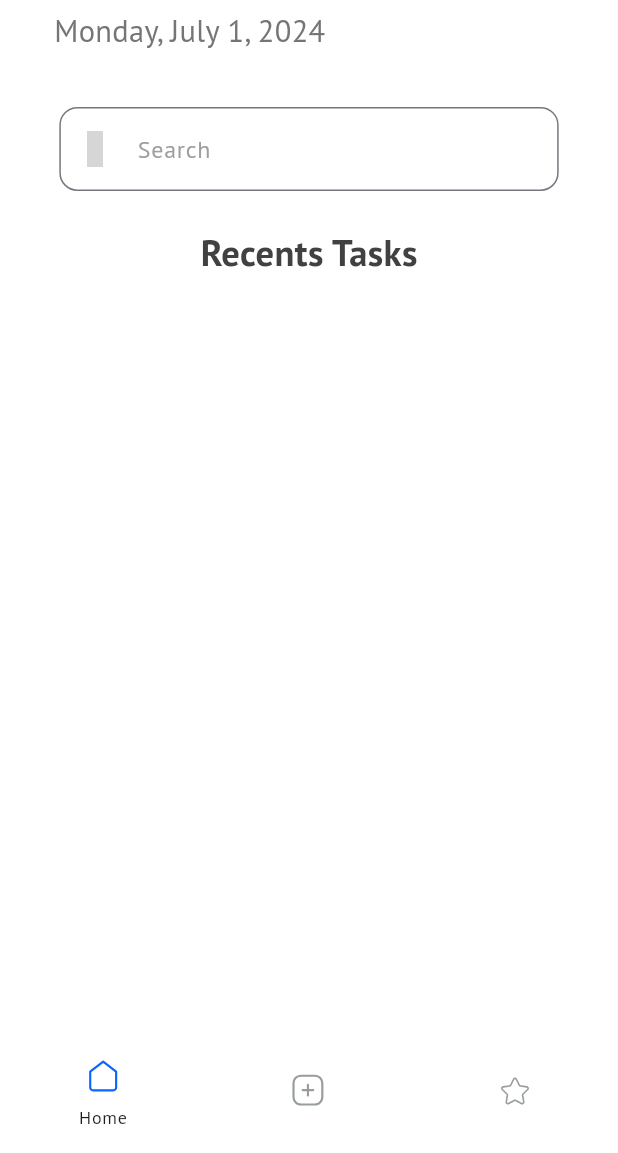
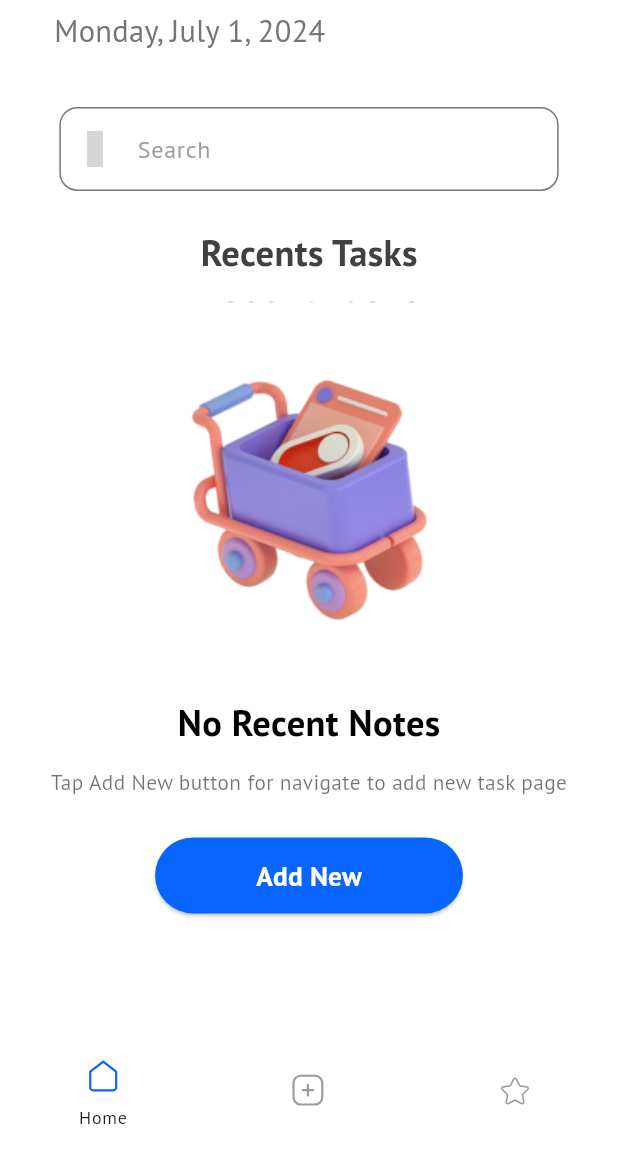
Before and after one commit to hashimsaffarini/NotaLite_App, a Flutter app: the NavBar screen opened by its route, on a phone screen of 412 x 824 dp, the part 83-1236 px from its top. Run offline on Flutter 3.47's test engine with Material 3 defaults, Android fonts, the phone set to English and light mode, and no system bars; our stand-ins replace flutter_bloc, flutter_screenutil, flutter_svg, hive, hive_flutter, iconsax and 1 more; accounts and stored records are empty; grey boxes are pictures that could not be loaded.

Commit message:
feat: Update NavBar widget to use global key for state management

```diff
--- a/lib/core/routing/app_routers.dart
+++ b/lib/core/routing/app_routers.dart
@@ -8,7 +8,11 @@ class AppRouter {
   static Route? onGenerateRoute(RouteSettings settings) {
     switch (settings.name) {
       case Routes.navBar:
-        return MaterialPageRoute(builder: (_) => const NavBar());
+        return MaterialPageRoute(
+          builder: (_) => NavBar(
+            key: NavBar.globalKey,
+          ),
+        );
       case Routes.onBoardingScreen:
         return MaterialPageRoute(builder: (_) => const OnboardingScreen());
       case Routes.homePage:
--- a/lib/core/utils/app_images.dart
+++ b/lib/core/utils/app_images.dart
@@ -20,6 +20,14 @@ class Assets {
   /// Assets for imagesBoarding1
   /// assets/images/boarding1.png
   static const String imagesBoarding1 = "assets/images/boarding1.png";
+
+  /// Assets for imagesEmpty
+  /// assets/images/empty.svg
+  static const String imagesEmpty = "assets/images/empty.svg";
+
+  /// Assets for imagesEmpty2
+  /// assets/images/empty2.png
+  static const String imagesEmpty2 = "assets/images/empty2.png";
 
   /// Assets for imagesHomeActive
   /// assets/images/home_active.svg
--- a/lib/core/widgets/nav_bar.dart
+++ b/lib/core/widgets/nav_bar.dart
@@ -9,14 +9,29 @@ import 'package:to_do/features/home/ui/pages/home_page.dart';
 import 'package:to_do/features/priority/ui/pages/priority_task_page.dart';
 
 class NavBar extends StatefulWidget {
-  const NavBar({super.key});
+  final int initialIndex;
+  static final GlobalKey<NavBarState> globalKey = GlobalKey<NavBarState>();
+
+  const NavBar({super.key, this.initialIndex = 0});
 
   @override
-  State<NavBar> createState() => _NavBarState();
+  State<NavBar> createState() => NavBarState();
 }
 
-class _NavBarState extends State<NavBar> {
+class NavBarState extends State<NavBar> {
   int _currentIndex = 0;
+
+  @override
+  void initState() {
+    super.initState();
+    _currentIndex = widget.initialIndex;
+  }
+
+  void updateIndex(int newIndex) {
+    setState(() {
+      _currentIndex = newIndex;
+    });
+  }
 
   List<Widget> list = [
     BlocProvider(
@@ -29,6 +44,7 @@ class _NavBarState extends State<NavBar> {
     ),
     const PriorityTaskPage(),
   ];
+
   @override
   Widget build(BuildContext context) {
     return Scaffold(
--- /dev/null
+++ b/lib/features/home/ui/widgets/animated_list_view_notes.dart
@@ -0,0 +1,32 @@
+import 'package:flutter/material.dart';
+import 'package:to_do/features/home/data/models/note_model.dart';
+import 'package:to_do/features/home/logic/notes/notes_cubit.dart';
+import 'package:to_do/features/home/ui/widgets/note_item.dart';
+
+class AnimatedListViewNotes extends StatelessWidget {
+  const AnimatedListViewNotes({
+    super.key,
+    required this.notes,
+  });
+
+  final List<NoteModel>? notes;
+
+  @override
+  Widget build(BuildContext context) {
+    return AnimatedList(
+      key: NotesCubit.key,
+      shrinkWrap: true,
+      physics: const NeverScrollableScrollPhysics(),
+      initialItemCount: notes?.length ?? 0,
+      itemBuilder: (context, index, animation) {
+        return SizeTransition(
+          sizeFactor: animation,
+          child: NoteItem(
+            note: notes![index],
+            index: index,
+          ),
+        );
+      },
+    );
+  }
+}
--- /dev/null
+++ b/lib/features/home/ui/widgets/empty_home_page.dart
@@ -0,0 +1,45 @@
+import 'package:flutter/material.dart';
+import 'package:flutter_screenutil/flutter_screenutil.dart';
+import 'package:to_do/core/theming/styles.dart';
+import 'package:to_do/core/utils/app_images.dart';
+import 'package:to_do/core/widgets/custom_button.dart';
+import 'package:to_do/core/widgets/nav_bar.dart';
+
+class EmptyHomePage extends StatelessWidget {
+  const EmptyHomePage({super.key});
+
+  @override
+  Widget build(BuildContext context) {
+    return Column(
+      mainAxisAlignment: MainAxisAlignment.center,
+      children: [
+        Image.asset(
+          Assets.imagesEmpty2,
+          width: 260.sp,
+          height: 260.sp,
+        ),
+        Text(
+          'No Recent Notes',
+          style: TextStyles.font24BlackRegular.copyWith(
+            fontWeight: FontWeight.bold,
+          ),
+        ),
+        SizedBox(height: 12.h),
+        Text(
+          'Tap Add New button for navigate to add new task page',
+          style: TextStyles.font14BlackRegular,
+          textAlign: TextAlign.center,
+        ),
+        SizedBox(height: 26.h),
+        CustomButton(
+          onPressed: () {
+            NavBar.globalKey.currentState!.updateIndex(1);
+          },
+          buttonText: 'Add New',
+          buttonRadius: 48,
+          buttonWidth: 170.w,
+        ),
+      ],
+    );
+  }
+}
--- a/lib/features/home/ui/widgets/notes_list_view.dart
+++ b/lib/features/home/ui/widgets/notes_list_view.dart
@@ -1,7 +1,8 @@
 import 'package:flutter/material.dart';
 import 'package:flutter_bloc/flutter_bloc.dart';
 import 'package:to_do/features/home/logic/notes/notes_cubit.dart';
-import 'package:to_do/features/home/ui/widgets/note_item.dart';
+import 'package:to_do/features/home/ui/widgets/animated_list_view_notes.dart';
+import 'package:to_do/features/home/ui/widgets/empty_home_page.dart';
 
 class NotesListView extends StatefulWidget {
   const NotesListView({super.key});
@@ -16,55 +17,12 @@ class _NotesListViewState extends State<NotesListView> {
     return BlocBuilder<NotesCubit, NotesState>(
       builder: (context, state) {
         final notes = context.read<NotesCubit>().notes;
-        return AnimatedList(
-          key: NotesCubit.key,
-          shrinkWrap: true,
-          physics: const NeverScrollableScrollPhysics(),
-          initialItemCount: notes?.length ?? 0,
-          itemBuilder: (context, index, animation) {
-            return SizeTransition(
-              sizeFactor: animation,
-              child: NoteItem(
-                note: notes![index],
-                index: index,
-              ),
-            );
-          },
-        );
+        if (notes == null || notes.isEmpty) {
+          return const EmptyHomePage();
+        } else {
+          return AnimatedListViewNotes(notes: notes);
+        }
       },
     );
   }
 }
-
-
-// import 'package:flutter/material.dart';
-// import 'package:flutter_bloc/flutter_bloc.dart';
-// import 'package:flutter_screenutil/flutter_screenutil.dart';
-// import 'package:to_do/features/home/logic/notes/notes_cubit.dart';
-// import 'package:to_do/features/home/ui/widgets/note_item.dart';
-
-// class NotesListView extends StatelessWidget {
-//   const NotesListView({super.key});
-
-//   @override
-//   Widget build(BuildContext context) {
-//     return BlocBuilder<NotesCubit, NotesState>(
-//       builder: (context, state) {
-//         final notes = context.read<NotesCubit>().notes;
-//         return ListView.builder(
-//           shrinkWrap: true,
-//           physics: const NeverScrollableScrollPhysics(),
-//           itemCount: notes?.length ?? 0,
-//           itemBuilder: (context, index) {
-//             return Padding(
-//               padding: EdgeInsets.symmetric(horizontal: 16.w, vertical: 8.h),
-//               child: NoteItem(
-//                 note: notes![index],
-//               ),
-//             );
-//           },
-//         );
-//       },
-//     );
-//   }
-// }
```
Also changed, not shown: assets/images/empty.svg (added), assets/images/empty2.png (added).
